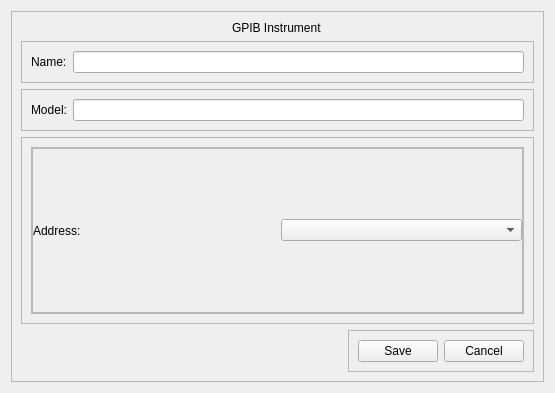
YeonungK/YonKu, file GUI/ui_files/gpib_instrument_create.ui: the form before one commit.
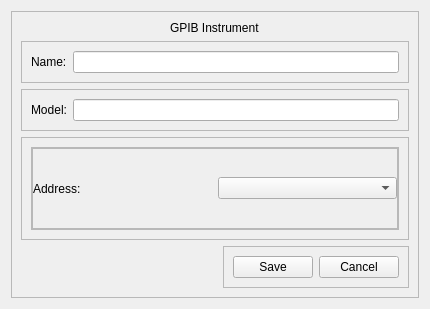
The form after the commit.

Diff of the .ui file:
```diff
--- a/GUI/ui_files/gpib_instrument_create.ui
+++ b/GUI/ui_files/gpib_instrument_create.ui
@@ -6,8 +6,8 @@
    <rect>
     <x>0</x>
     <y>0</y>
-    <width>555</width>
-    <height>393</height>
+    <width>430</width>
+    <height>309</height>
    </rect>
   </property>
   <property name="windowTitle">
```
